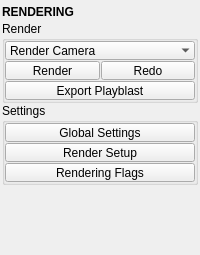
Qt form tentacle/ui/rendering.ui (m3trik/tentacle) before a commit.
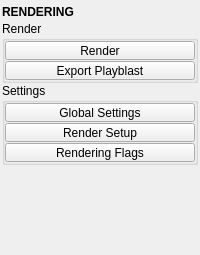
The same form after that commit. Custom widgets are drawn as their Qt base class.

Commit message:
feat(rendering): RenderUtils-backed Maya render panel; Blender tb001 port
- slots/maya/rendering: consolidate camera/render/redo into a tb001 option-box
  (renderer select, Arnold network, IPR, smart redo) backed by mayatk.RenderUtils;
  rendering/lighting .ui updated to match
- slots/blender/rendering: fold camera + render into tb001 to match the shared
  .ui (the Maya refactor removed cmb001/b000/b002) — satisfies the shared-UI
  contract; extract _camera_objects() helper (mirrors Maya's _camera_transforms)
- tests; refresh API registries

```diff
--- a/tentacle/ui/rendering.ui
+++ b/tentacle/ui/rendering.ui
@@ -90,7 +90,7 @@
          <property name="spacing">
           <number>1</number>
          </property>
-         <item row="2" column="0" colspan="2">
+         <item row="1" column="0">
           <widget class="PushButton" name="tb000">
            <property name="minimumSize">
             <size>
@@ -112,8 +112,8 @@
            </property>
           </widget>
          </item>
-         <item row="1" column="1">
-          <widget class="QPushButton" name="b002">
+         <item row="0" column="0">
+          <widget class="PushButton" name="tb001">
            <property name="minimumSize">
             <size>
              <width>0</width>
@@ -127,62 +127,7 @@
             </size>
            </property>
            <property name="toolTip">
-            <string>Redo previous render</string>
-           </property>
-           <property name="text">
-            <string>Redo</string>
-           </property>
-          </widget>
-         </item>
-         <item row="0" column="0" colspan="2">
-          <widget class="ComboBox" name="cmb001">
-           <property name="minimumSize">
-            <size>
-             <width>0</width>
-             <height>19</height>
-            </size>
-           </property>
-           <property name="maximumSize">
-            <size>
-             <width>16777215</width>
-             <height>19</height>
-            </size>
-           </property>
-           <property name="statusTip">
-            <string>Render: camera</string>
-           </property>
-           <property name="maxVisibleItems">
-            <number>50</number>
-           </property>
-           <property name="sizeAdjustPolicy">
-            <enum>QComboBox::AdjustToContents</enum>
-           </property>
-           <property name="frame">
-            <bool>false</bool>
-           </property>
-           <item>
-            <property name="text">
-             <string>Render Camera</string>
-            </property>
-           </item>
-          </widget>
-         </item>
-         <item row="1" column="0">
-          <widget class="QPushButton" name="b000">
-           <property name="minimumSize">
-            <size>
-             <width>0</width>
-             <height>19</height>
-            </size>
-           </property>
-           <property name="maximumSize">
-            <size>
-             <width>16777215</width>
-             <height>19</height>
-            </size>
-           </property>
-           <property name="toolTip">
-            <string>Render current scene</string>
+            <string>Render the chosen camera with the selected renderer. Use the option box for camera, renderer, Arnold network, IPR, and smart redo.</string>
            </property>
            <property name="text">
             <string>Render</string>
```
The commit also changes 11 other files.
